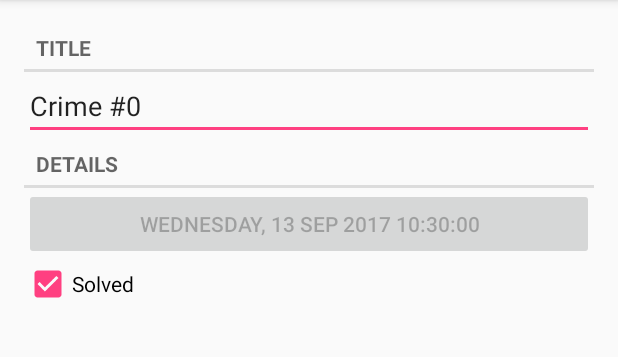
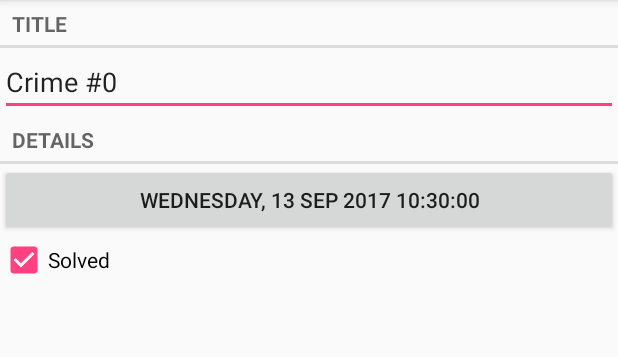
Before and after one commit to KranthiChinnakotla/bignerd, an Android app: the screen it shows after launch (CrimeActivity before the commit, CrimePagerActivity after it), after a tap on an icon or button, on a phone screen of 412 x 824 dp, the part 84-441 px from its top. Run offline under Robolectric (Android 15) with nearby library versions, the phone set to English and light mode, and no system bars.

Commit message:
modified:   app/src/main/AndroidManifest.xml 	deleted:    app/src/main/java/com/bignerdranch/android/criminalintent/CrimeActivity.java 	modified:   app/src/main/java/com/bignerdranch/android/criminalintent/CrimeFragment.java 	modified:   app/src/main/java/com/bignerdranch/android/criminalintent/CrimeListFragment.java 	new file:   app/src/main/java/com/bignerdranch/android/criminalintent/CrimePagerActivity.java 	new file:   app/src/main/java/com/bignerdranch/android/criminalintent/DatePickerFragment.java 	modified:   app/src/main/java/com/bignerdranch/android/model/Crime.java 	new file:   app/src/main/res/layout/activity_crime_pager.xml 	new file:   app/src/main/res/layout/datepicker_layout.xml 	modified:   app/src/main/res/values/strings.xml

```diff
--- a/CriminalIntent/app/src/main/AndroidManifest.xml
+++ b/CriminalIntent/app/src/main/AndroidManifest.xml
@@ -9,7 +9,7 @@
         android:roundIcon="@mipmap/ic_launcher_round"
         android:supportsRtl="true"
         android:theme="@style/AppTheme">
-        <activity android:name=".CrimeActivity"/>
+        <activity android:name=".CrimePagerActivity"/>
 
         <activity android:name=".CrimeListActivity">
             <intent-filter>
--- a/CriminalIntent/app/src/main/java/com/bignerdranch/android/criminalintent/CrimeActivity.java
+++ /dev/null
@@ -1,29 +0,0 @@
-package com.bignerdranch.android.criminalintent;
-
-import android.content.Context;
-import android.content.Intent;
-import android.support.v4.app.Fragment;
-import android.support.v4.app.FragmentManager;
-import android.support.v7.app.AppCompatActivity;
-import android.os.Bundle;
-
-import com.bignerdranch.android.com.bignerdranch.android.Utils.SingleFragmentActivity;
-
-import java.util.UUID;
-
-public class CrimeActivity extends SingleFragmentActivity {
-
-    private static String TAG = "com.bignerdranch.android.crimeid";
-
-    @Override
-    protected Fragment createFragment() {
-        UUID crime_id = (UUID) getIntent().getSerializableExtra(TAG);
-        return CrimeFragment.newInstance(crime_id);
-    }
-
-    public static Intent newIntent(Context packageContext, UUID crimeId){
-        Intent intent = new Intent(packageContext,CrimeActivity.class);
-        intent.putExtra(TAG,crimeId);
-        return intent;
-    }
-}
--- a/CriminalIntent/app/src/main/java/com/bignerdranch/android/criminalintent/CrimeFragment.java
+++ b/CriminalIntent/app/src/main/java/com/bignerdranch/android/criminalintent/CrimeFragment.java
@@ -1,8 +1,12 @@
 package com.bignerdranch.android.criminalintent;
 
+import android.app.Activity;
+import android.app.DialogFragment;
+import android.content.Intent;
 import android.os.Bundle;
 import android.support.annotation.Nullable;
 import android.support.v4.app.Fragment;
+import android.support.v4.app.FragmentManager;
 import android.text.Editable;
 import android.text.TextWatcher;
 import android.view.LayoutInflater;
@@ -16,6 +20,9 @@ import android.widget.EditText;
 import com.bignerdranch.android.model.Crime;
 import com.bignerdranch.android.model.CrimeLab;
 
+import java.text.ParseException;
+import java.text.SimpleDateFormat;
+import java.util.Date;
 import java.util.UUID;
 
 /**
@@ -28,15 +35,19 @@ public class CrimeFragment extends Fragment {
     private EditText mTitleField;
     private Button mDateButton;
     private CheckBox mCheckBox;
+    SimpleDateFormat mDateFormat = new SimpleDateFormat("EEEE, d MMM yyyy HH:mm:ss");
     private static final String ARG_CRIME_ID = "crime_id";
+    private static final String DIALOG_DATE = "dialog_date";
+    private static final int REQUEST_DATE = 0;
 
-    public static CrimeFragment newInstance(UUID crime_id){
+    public static CrimeFragment newInstance(UUID crime_id) {
         Bundle args = new Bundle();
-        args.putSerializable(ARG_CRIME_ID,crime_id);
+        args.putSerializable(ARG_CRIME_ID, crime_id);
         CrimeFragment fragment = new CrimeFragment();
         fragment.setArguments(args);
         return fragment;
     }
+
     @Override
     public void onCreate(@Nullable Bundle savedInstanceState) {
         super.onCreate(savedInstanceState);
@@ -59,7 +70,6 @@ public class CrimeFragment extends Fragment {
 
             @Override
             public void onTextChanged(CharSequence s, int start, int before, int count) {
-
                 mCrime.setTitle(s.toString());
             }
 
@@ -70,8 +80,23 @@ public class CrimeFragment extends Fragment {
         });
 
         mDateButton = (Button) v.findViewById(R.id.crime_date);
-        mDateButton.setText(mCrime.getDate().toString());
-        mDateButton.setEnabled(false);
+        updateDate();
+        //mDateButton.setEnabled(false);
+        mDateButton.setOnClickListener(new View.OnClickListener() {
+            @Override
+            public void onClick(View v) {
+                FragmentManager fragmentManager = getFragmentManager();
+
+                DatePickerFragment dialogFragment = null;
+                try {
+                    dialogFragment = DatePickerFragment.newInstance(mDateFormat.parse(mCrime.getDate()));
+                } catch (ParseException e) {
+                    e.printStackTrace();
+                }
+                dialogFragment.setTargetFragment(CrimeFragment.this, REQUEST_DATE);
+                dialogFragment.show(fragmentManager, DIALOG_DATE);
+            }
+        });
 
         mCheckBox = (CheckBox) v.findViewById(R.id.crime_solved);
         mCheckBox.setChecked(mCrime.isSolved());
@@ -84,4 +109,20 @@ public class CrimeFragment extends Fragment {
 
         return v;
     }
+
+    private void updateDate() {
+        mDateButton.setText(mCrime.getDate());
+    }
+
+    @Override
+    public void onActivityResult(int requestCode, int resultCode, Intent data) {
+        if(resultCode != Activity.RESULT_OK){
+            return;
+        }
+        if(requestCode == REQUEST_DATE){
+            Date date = (Date) data.getSerializableExtra(DatePickerFragment.EXTRA_DATE);
+            mCrime.setDate(mDateFormat.format(date));
+            updateDate();
+        }
+    }
 }
--- a/CriminalIntent/app/src/main/java/com/bignerdranch/android/criminalintent/CrimeListFragment.java
+++ b/CriminalIntent/app/src/main/java/com/bignerdranch/android/criminalintent/CrimeListFragment.java
@@ -31,6 +31,7 @@ public class CrimeListFragment extends Fragment {
     private TextView mTextViewTitle, mTextViewDate;
     private ImageView mImageView_Solved;
 
+    private static String TAG = "com.bignerdranch.android.crimeid";
     @Nullable
     @Override
     public View onCreateView(LayoutInflater inflater, @Nullable ViewGroup container, @Nullable Bundle savedInstanceState) {
@@ -45,6 +46,7 @@ public class CrimeListFragment extends Fragment {
     private class CrimeViewHolder extends RecyclerView.ViewHolder implements View.OnClickListener {
 
         private Crime mCrime;
+
 
         public void bind(Crime crime) {
             mCrime = crime;
@@ -67,7 +69,8 @@ public class CrimeListFragment extends Fragment {
 
         @Override
         public void onClick(View view) {
-            Intent intent = CrimeActivity.newIntent(getActivity(),mCrime.getId());
+            Intent intent = CrimePagerActivity.newIntent(getActivity());
+            intent.putExtra(TAG,mCrime.getId());
             startActivity(intent);
         }
     }
--- /dev/null
+++ b/CriminalIntent/app/src/main/java/com/bignerdranch/android/criminalintent/CrimePagerActivity.java
@@ -0,0 +1,63 @@
+package com.bignerdranch.android.criminalintent;
+
+import android.content.Context;
+import android.content.Intent;
+import android.os.Bundle;
+import android.support.annotation.Nullable;
+import android.support.v4.app.Fragment;
+import android.support.v4.app.FragmentManager;
+import android.support.v4.app.FragmentStatePagerAdapter;
+import android.support.v4.view.ViewPager;
+import android.support.v7.app.AppCompatActivity;
+
+import com.bignerdranch.android.model.Crime;
+import com.bignerdranch.android.model.CrimeLab;
+
+import java.util.List;
+import java.util.UUID;
+
+/**
+ * Created by kchinnak on 9/1/2017.
+ */
+
+public class CrimePagerActivity extends AppCompatActivity {
+
+    private ViewPager mViewPager;
+    private List<Crime> mCrimes;
+    private static String TAG = "com.bignerdranch.android.crimeid";
+
+    public static Intent newIntent(Context packageContext) {
+        Intent intent = new Intent(packageContext, CrimePagerActivity.class);
+        return intent;
+    }
+
+    @Override
+    protected void onCreate(@Nullable Bundle savedInstanceState) {
+        super.onCreate(savedInstanceState);
+        setContentView(R.layout.activity_crime_pager);
+
+        UUID crimeId = (UUID) getIntent().getSerializableExtra(TAG);
+        mViewPager = (ViewPager) findViewById(R.id.crime_view_pager);
+        mCrimes = CrimeLab.getCrimeLab(this).getCrimesList();
+        FragmentManager fragmentManager = getSupportFragmentManager();
+        mViewPager.setAdapter(new FragmentStatePagerAdapter(fragmentManager) {
+            @Override
+            public Fragment getItem(int position) {
+                Crime crime = mCrimes.get(position);
+                return CrimeFragment.newInstance(crime.getId());
+            }
+
+            @Override
+            public int getCount() {
+                return mCrimes.size();
+            }
+        });
+
+        for (int i = 0; i < mCrimes.size(); i++) {
+            if(mCrimes.get(i).getId().equals(crimeId)){
+                mViewPager.setCurrentItem(i);
+            }
+        }
+
+    }
+}
--- a/CriminalIntent/app/src/main/java/com/bignerdranch/android/model/Crime.java
+++ b/CriminalIntent/app/src/main/java/com/bignerdranch/android/model/Crime.java
@@ -26,6 +26,7 @@ public class Crime {
         Date date = new Date();
         SimpleDateFormat mDateFormat = new SimpleDateFormat("EEEE, d MMM yyyy HH:mm:ss");
         mDate = mDateFormat.format(date);
+
     }
 
     public UUID getId() {
--- /dev/null
+++ b/CriminalIntent/app/src/main/res/layout/activity_crime_pager.xml
@@ -0,0 +1,14 @@
+<?xml version="1.0" encoding="utf-8"?>
+<LinearLayout xmlns:android="http://schemas.android.com/apk/res/android"
+              android:layout_width="match_parent"
+              android:layout_height="match_parent"
+              android:orientation="vertical">
+
+    <android.support.v4.view.ViewPager
+        android:id="@+id/crime_view_pager"
+        android:layout_width="match_parent"
+        android:layout_height="wrap_content">
+
+    </android.support.v4.view.ViewPager>
+
+</LinearLayout>
--- a/CriminalIntent/app/src/main/res/values/strings.xml
+++ b/CriminalIntent/app/src/main/res/values/strings.xml
@@ -10,4 +10,5 @@
 
     <!-- TODO: Remove or change this placeholder text -->
     <string name="hello_blank_fragment">Hello blank fragment</string>
+    <string name="pick_date">Pick a date:</string>
 </resources>
```
Also changed, not shown: CriminalIntent/app/src/main/java/com/bignerdranch/android/criminalintent/DatePickerFragment.java (added, +73 -0 lines), CriminalIntent/app/src/main/res/layout/datepicker_layout.xml (added, +8 -0 lines).
